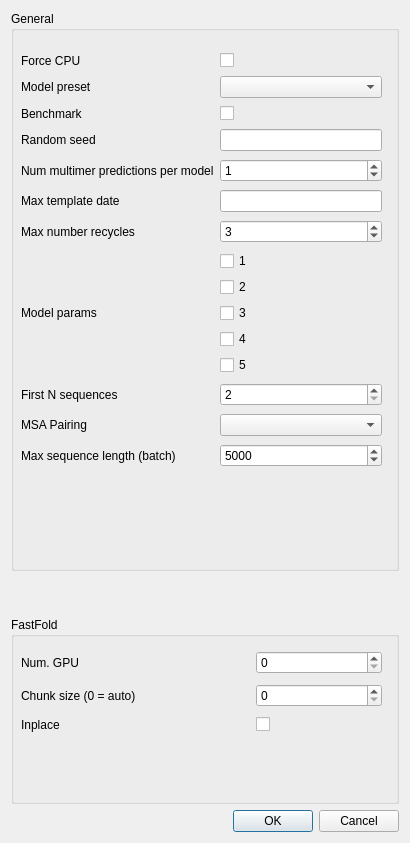
First picture: the form in guifold/ui/advanced_params.ui, repository fmi-basel/GUIFold, before the edit.
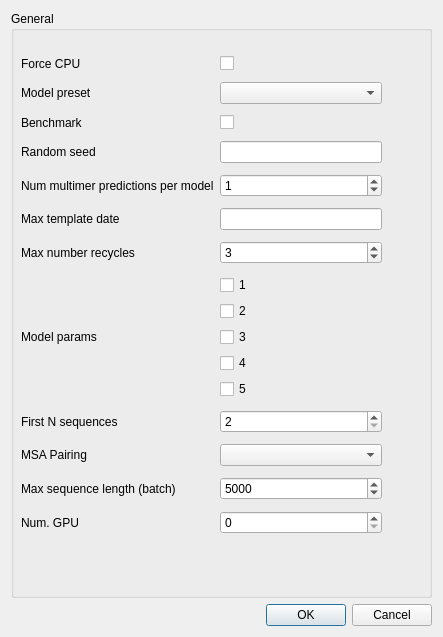
Second picture: the form after the edit.

Diff of the .ui file:
```diff
--- a/guifold/ui/advanced_params.ui
+++ b/guifold/ui/advanced_params.ui
@@ -6,8 +6,8 @@
    <rect>
     <x>0</x>
     <y>0</y>
-    <width>410</width>
-    <height>843</height>
+    <width>443</width>
+    <height>637</height>
    </rect>
   </property>
   <property name="sizePolicy">
@@ -21,7 +21,7 @@
   </property>
   <layout class="QVBoxLayout" name="verticalLayout_2">
    <item>
-    <layout class="QVBoxLayout" name="verticalLayout" stretch="3,0,1">
+    <layout class="QVBoxLayout" name="verticalLayout" stretch="0">
      <property name="spacing">
       <number>-1</number>
      </property>
@@ -48,13 +48,40 @@
           <x>10</x>
           <y>40</y>
           <width>361</width>
-          <height>421</height>
+          <height>493</height>
          </rect>
         </property>
-        <layout class="QGridLayout" name="gridLayout_2" rowstretch="0,0,0,0,0,0,0,0,0,0,0">
+        <layout class="QGridLayout" name="gridLayout_2" rowstretch="0,0,0,0,0,0,0,0,0,0,0,0">
          <property name="sizeConstraint">
           <enum>QLayout::SetDefaultConstraint</enum>
          </property>
+         <item row="2" column="1">
+          <widget class="QCheckBox" name="chk_jobparams_benchmark">
+           <property name="text">
+            <string/>
+           </property>
+          </widget>
+         </item>
+         <item row="0" column="0">
+          <widget class="QLabel" name="label_11">
+           <property name="text">
+            <string>Force CPU</string>
+           </property>
+          </widget>
+         </item>
+         <item row="0" column="1">
+          <widget class="QCheckBox" name="chk_jobparams_force_cpu">
+           <property name="text">
+            <string/>
+           </property>
+          </widget>
+         </item>
+         <item row="11" column="1">
+          <widget class="QSpinBox" name="sbo_jobparams_num_gpu"/>
+         </item>
+         <item row="3" column="1">
+          <widget class="QLineEdit" name="lei_jobparams_random_seed"/>
+         </item>
          <item row="10" column="0">
           <widget class="QLabel" name="label_6">
            <property name="text">
@@ -62,40 +89,6 @@
            </property>
           </widget>
          </item>
-         <item row="10" column="1">
-          <widget class="QSpinBox" name="sbo_jobparams_batch_max_sequence_length">
-           <property name="minimum">
-            <number>1</number>
-           </property>
-           <property name="maximum">
-            <number>10000</number>
-           </property>
-           <property name="value">
-            <number>5000</number>
-           </property>
-          </widget>
-         </item>
-         <item row="6" column="0">
-          <widget class="QLabel" name="label_12">
-           <property name="text">
-            <string>Max number recycles</string>
-           </property>
-          </widget>
-         </item>
-         <item row="6" column="1">
-          <widget class="QSpinBox" name="sbo_jobparams_num_recycle">
-           <property name="value">
-            <number>3</number>
-           </property>
-          </widget>
-         </item>
-         <item row="3" column="0">
-          <widget class="QLabel" name="label_13">
-           <property name="text">
-            <string>Random seed</string>
-           </property>
-          </widget>
-         </item>
          <item row="1" column="1">
           <widget class="QComboBox" name="cmb_jobparams_model_preset"/>
          </item>
@@ -106,16 +99,6 @@
            </property>
           </widget>
          </item>
-         <item row="3" column="1">
-          <widget class="QLineEdit" name="lei_jobparams_random_seed"/>
-         </item>
-         <item row="5" column="0">
-          <widget class="QLabel" name="label_15">
-           <property name="text">
-            <string>Max template date</string>
-           </property>
-          </widget>
-         </item>
          <item row="5" column="1">
           <widget class="QLineEdit" name="lei_jobparams_max_template_date"/>
          </item>
@@ -126,10 +109,44 @@
            </property>
           </widget>
          </item>
-         <item row="2" column="1">
-          <widget class="QCheckBox" name="chk_jobparams_benchmark">
+         <item row="5" column="0">
+          <widget class="QLabel" name="label_15">
            <property name="text">
-            <string/>
+            <string>Max template date</string>
+           </property>
+          </widget>
+         </item>
+         <item row="6" column="0">
+          <widget class="QLabel" name="label_12">
+           <property name="text">
+            <string>Max number recycles</string>
+           </property>
+          </widget>
+         </item>
+         <item row="3" column="0">
+          <widget class="QLabel" name="label_13">
+           <property name="text">
+            <string>Random seed</string>
+           </property>
+          </widget>
+         </item>
+         <item row="10" column="1">
+          <widget class="QSpinBox" name="sbo_jobparams_batch_max_sequence_length">
+           <property name="minimum">
+            <number>1</number>
+           </property>
+           <property name="maximum">
+            <number>10000</number>
+           </property>
+           <property name="value">
+            <number>5000</number>
+           </property>
+          </widget>
+         </item>
+         <item row="6" column="1">
+          <widget class="QSpinBox" name="sbo_jobparams_num_recycle">
+           <property name="value">
+            <number>3</number>
            </property>
           </widget>
          </item>
@@ -172,20 +189,6 @@
            </item>
           </layout>
          </item>
-         <item row="0" column="1">
-          <widget class="QCheckBox" name="chk_jobparams_force_cpu">
-           <property name="text">
-            <string/>
-           </property>
-          </widget>
-         </item>
-         <item row="0" column="0">
-          <widget class="QLabel" name="label_11">
-           <property name="text">
-            <string>Force CPU</string>
-           </property>
-          </widget>
-         </item>
          <item row="4" column="0">
           <widget class="QLabel" name="label_10">
            <property name="text">
@@ -193,10 +196,20 @@
            </property>
           </widget>
          </item>
-         <item row="7" column="0">
-          <widget class="QLabel" name="label_4">
+         <item row="9" column="0">
+          <widget class="QLabel" name="label_7">
            <property name="text">
-            <string>Model params</string>
+            <string>MSA Pairing</string>
+           </property>
+          </widget>
+         </item>
+         <item row="9" column="1">
+          <widget class="QComboBox" name="cmb_jobparams_msa_pairing"/>
+         </item>
+         <item row="8" column="0">
+          <widget class="QLabel" name="label_5">
+           <property name="text">
+            <string>First N sequences</string>
            </property>
           </widget>
          </item>
@@ -220,115 +233,20 @@
            </property>
           </widget>
          </item>
-         <item row="8" column="0">
-          <widget class="QLabel" name="label_5">
-           <property name="text">
-            <string>First N sequences</string>
-           </property>
-          </widget>
-         </item>
-         <item row="9" column="1">
-          <widget class="QComboBox" name="cmb_jobparams_msa_pairing"/>
-         </item>
-         <item row="9" column="0">
-          <widget class="QLabel" name="label_7">
-           <property name="text">
-            <string>MSA Pairing</string>
-           </property>
-          </widget>
-         </item>
-        </layout>
-       </widget>
-      </widget>
-     </item>
-     <item>
-      <spacer name="verticalSpacer">
-       <property name="orientation">
-        <enum>Qt::Vertical</enum>
-       </property>
-       <property name="sizeHint" stdset="0">
-        <size>
-         <width>20</width>
-         <height>40</height>
-        </size>
-       </property>
-      </spacer>
-     </item>
-     <item>
-      <widget class="QGroupBox" name="groupBox_2">
-       <property name="sizePolicy">
-        <sizepolicy hsizetype="MinimumExpanding" vsizetype="MinimumExpanding">
-         <horstretch>0</horstretch>
-         <verstretch>0</verstretch>
-        </sizepolicy>
-       </property>
-       <property name="title">
-        <string>FastFold</string>
-       </property>
-       <widget class="QWidget" name="gridLayoutWidget">
-        <property name="geometry">
-         <rect>
-          <x>10</x>
-          <y>30</y>
-          <width>361</width>
-          <height>89</height>
-         </rect>
-        </property>
-        <layout class="QGridLayout" name="gridLayout" columnstretch="3,0,2">
-         <property name="sizeConstraint">
-          <enum>QLayout::SetDefaultConstraint</enum>
-         </property>
-         <item row="1" column="2">
-          <widget class="QSpinBox" name="sbo_jobparams_chunk_size">
-           <property name="maximum">
-            <number>1000000000</number>
-           </property>
-          </widget>
-         </item>
-         <item row="0" column="2">
-          <widget class="QSpinBox" name="sbo_jobparams_num_gpu"/>
-         </item>
-         <item row="2" column="0">
-          <widget class="QLabel" name="label_3">
-           <property name="text">
-            <string>Inplace</string>
-           </property>
-          </widget>
-         </item>
-         <item row="0" column="0">
+         <item row="11" column="0">
           <widget class="QLabel" name="label">
            <property name="text">
             <string>Num. GPU</string>
            </property>
           </widget>
          </item>
-         <item row="2" column="2">
-          <widget class="QCheckBox" name="chk_jobparams_inplace">
+         <item row="7" column="0">
+          <widget class="QLabel" name="label_4">
            <property name="text">
-            <string/>
+            <string>Model params</string>
            </property>
           </widget>
          </item>
-         <item row="1" column="0">
-          <widget class="QLabel" name="label_2">
-           <property name="text">
-            <string>Chunk size (0 = auto)</string>
-           </property>
-          </widget>
-         </item>
-         <item row="0" column="1">
-          <spacer name="horizontalSpacer">
-           <property name="orientation">
-            <enum>Qt::Horizontal</enum>
-           </property>
-           <property name="sizeHint" stdset="0">
-            <size>
-             <width>40</width>
-             <height>20</height>
-            </size>
-           </property>
-          </spacer>
-         </item>
         </layout>
        </widget>
       </widget>
```
